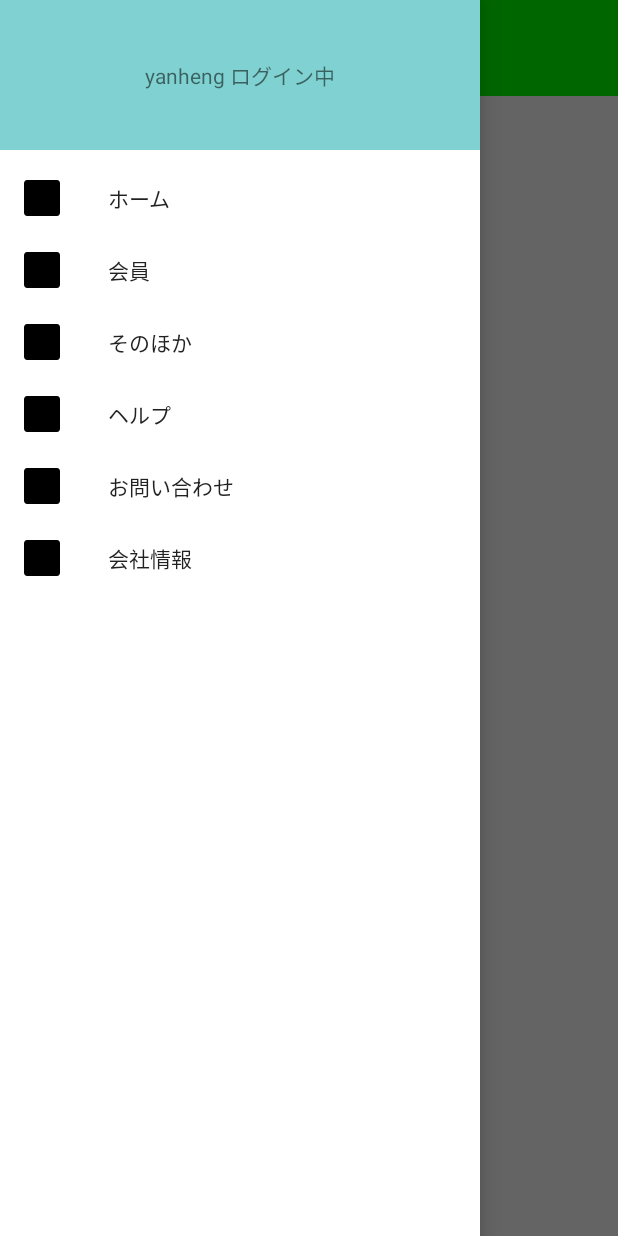
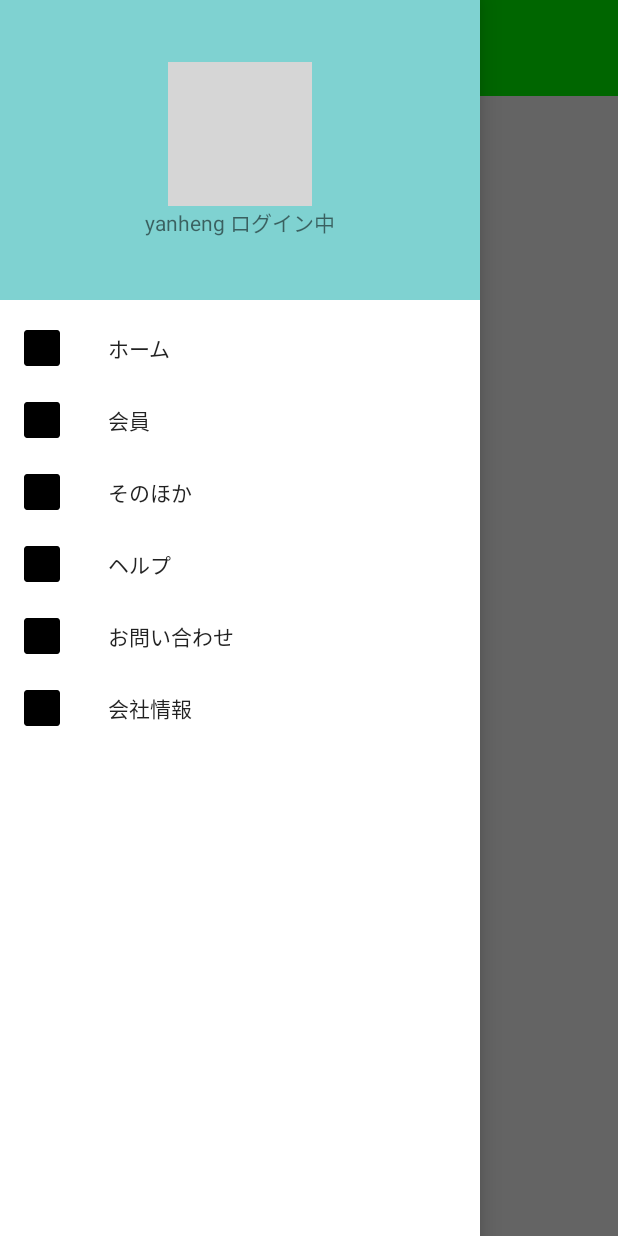
Before and after one commit to YanHengGo/android, an Android app: the screen it shows after launch (MainActivity), with the side drawer open, on a phone screen of 412 x 824 dp. Run offline under Robolectric (Android 15) with nearby library versions, the phone set to English and light mode, and no system bars; grey boxes are pictures that could not be loaded.

Commit message:
navigationlayoutのデモ

```diff
--- a/navigationview/app/src/main/res/layout/navigation_header.xml
+++ b/navigationview/app/src/main/res/layout/navigation_header.xml
@@ -1,11 +1,16 @@
 <?xml version="1.0" encoding="utf-8"?>
 <LinearLayout xmlns:android="http://schemas.android.com/apk/res/android"
     android:layout_width="match_parent"
-    android:layout_height="100dp"
+    android:layout_height="200dp"
     android:orientation="vertical"
     android:gravity="center"
     android:background="#7fd2d1"
     >
+
+    <ImageView
+        android:layout_width="wrap_content"
+        android:layout_height="wrap_content"
+        android:background="@drawable/my_login"/>
 
     <TextView
         android:layout_width="wrap_content"
```
Also changed, not shown: 1 other file.
